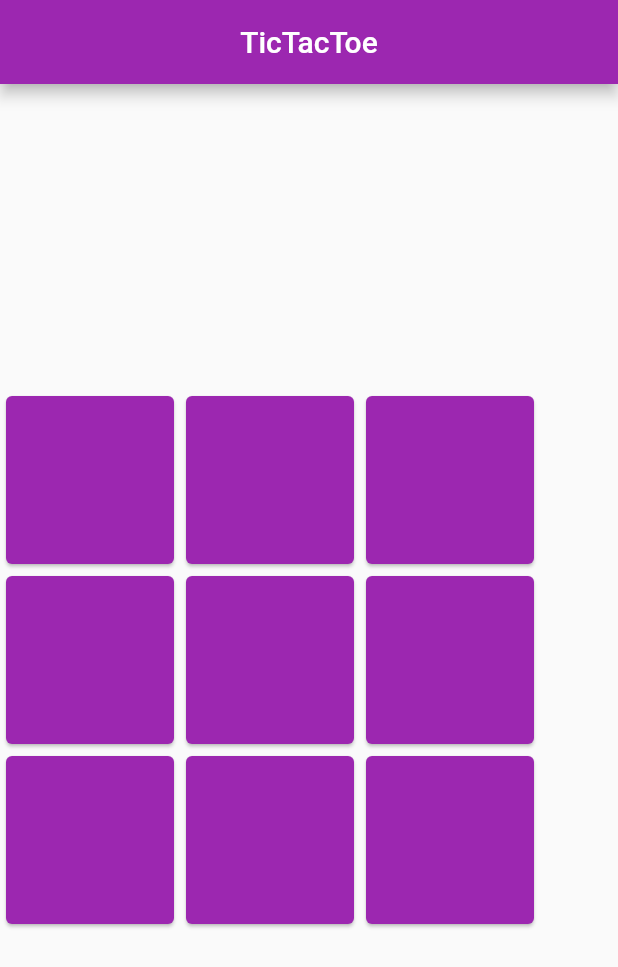
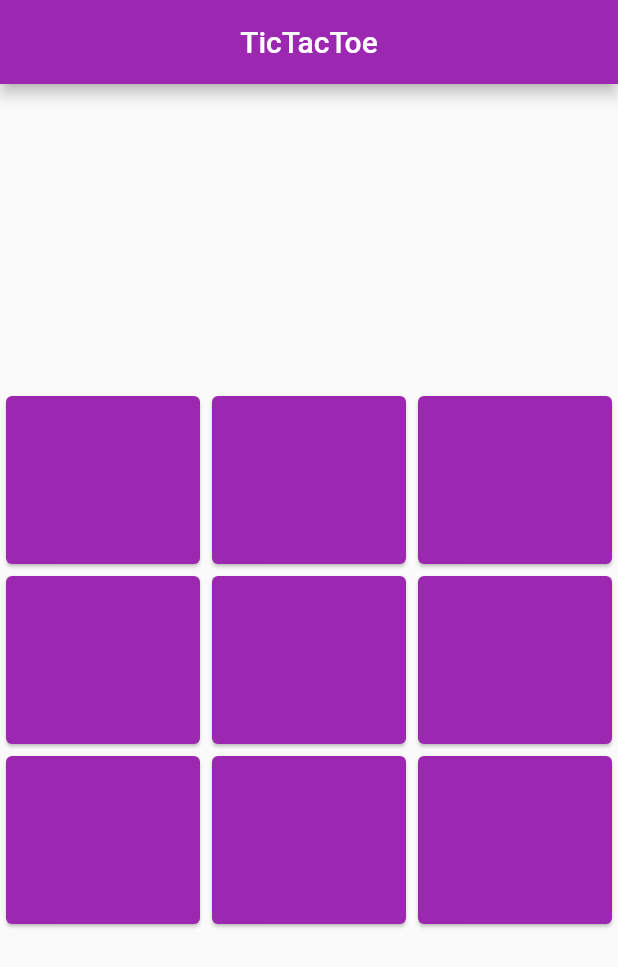
Before and after one commit to Akinyeleib/tic_tac_toe, a Flutter app: the screen it shows after launch, on a phone screen of 412 x 824 dp. Shown: the top 967 px of the screen. Run offline on Flutter 3.47's test engine with Material 2 defaults, Android fonts, the phone set to English and light mode, and no system bars.

Commit message:
Rows Stretched

```diff
--- a/lib/main.dart
+++ b/lib/main.dart
@@ -31,23 +31,23 @@ class TicTacToe extends StatelessWidget {
           children: [
             Row(
               children: [
-                CreateBoxes(control1),
-                CreateBoxes(control2),
-                CreateBoxes(control3),
+                Expanded(child: CreateBoxes(control1)),
+                Expanded(child: CreateBoxes(control2)),
+                Expanded(child: CreateBoxes(control3)),
               ],
             ),
             Row(
               children: [
-                CreateBoxes(control4),
-                CreateBoxes(control5),
-                CreateBoxes(control6),
+                Expanded(child: CreateBoxes(control4)),
+                Expanded(child: CreateBoxes(control5)),
+                Expanded(child: CreateBoxes(control6)),
               ],
             ),
             Row(
               children: [
-                CreateBoxes(control7),
-                CreateBoxes(control8),
-                CreateBoxes(control9),
+                Expanded(child: CreateBoxes(control7)),
+                Expanded(child: CreateBoxes(control8)),
+                Expanded(child: CreateBoxes(control9)),
               ],
             ),
           ],
```
Also changed, not shown: lib/helper.dart (line endings or trailing spaces).
